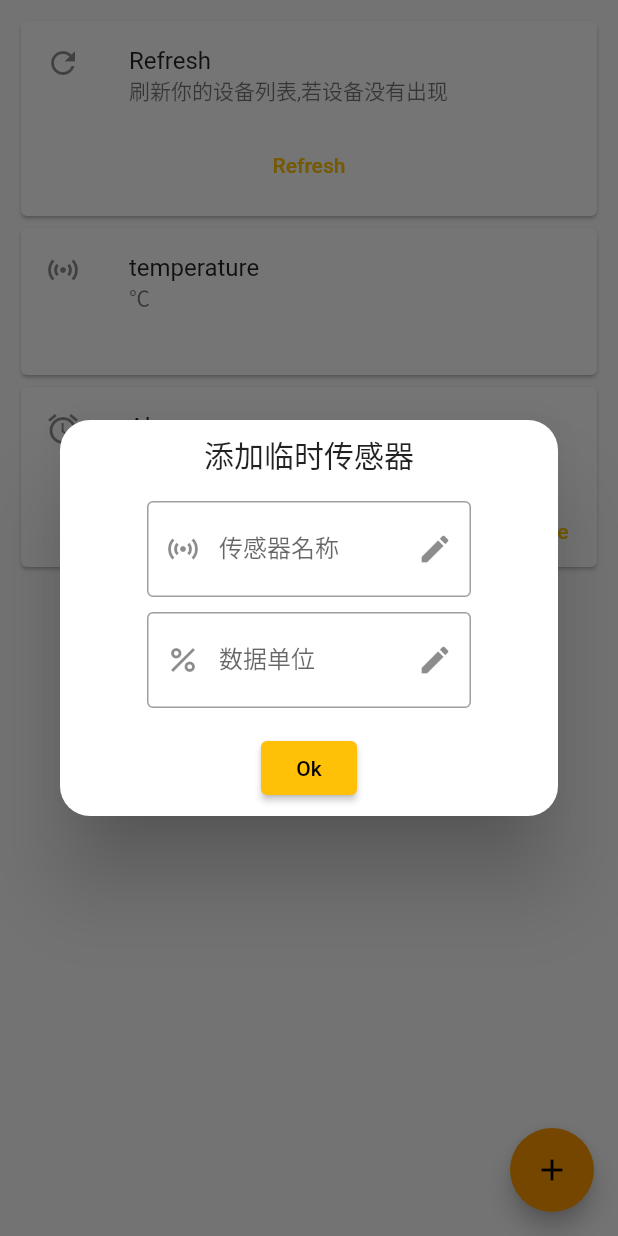
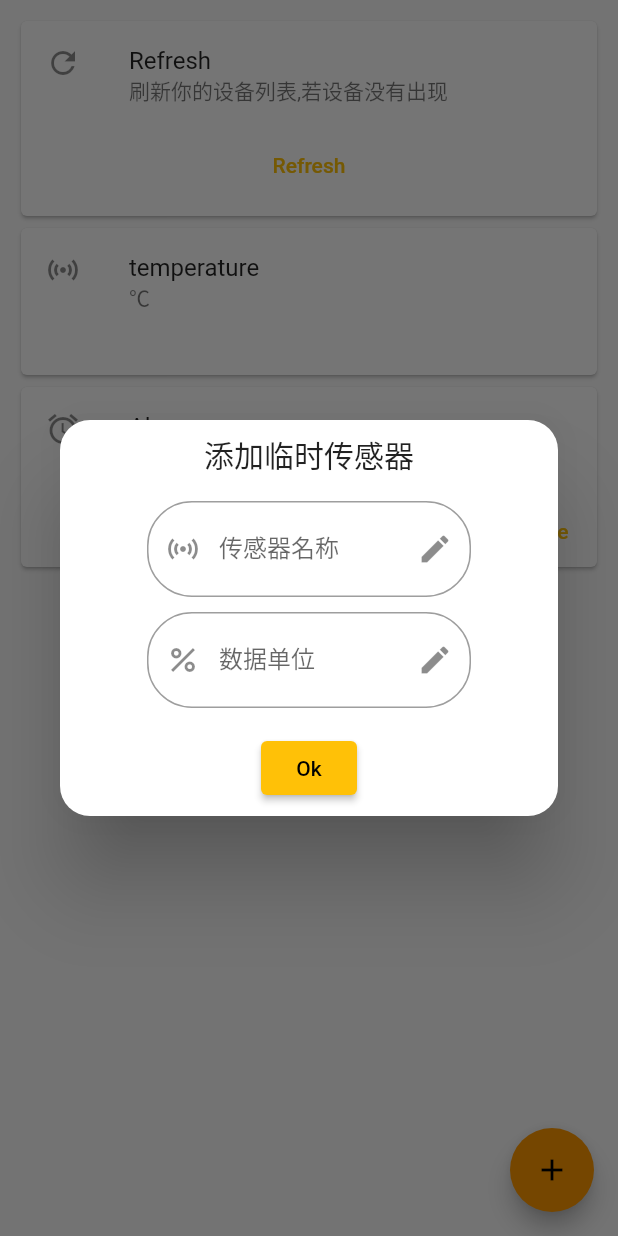
Before and after one commit to Wh0rigin/GraduationProject-Android, a Flutter app: the SensorPage screen opened directly with empty values, after a tap on the "add" icon, on a phone screen of 412 x 824 dp. Run offline on Flutter 3.47's test engine with Material 2 defaults, Android fonts, the phone set to English and light mode, and no system bars; our stand-ins replace dio, flutter_login, get, yaml.

```diff
--- a/lib/pages/main/SensorPage.dart
+++ b/lib/pages/main/SensorPage.dart
@@ -88,11 +88,14 @@ class _SensorPageState extends State<SensorPage> {
                         children: [
                           TextField(
                             decoration: const InputDecoration(
-                                labelText: "传感器名称",
-                                hintText: "请输入传感器名称",
-                                prefixIcon: Icon(Icons.sensors),
-                                suffixIcon: Icon(Icons.edit),
-                                border: OutlineInputBorder()),
+                              labelText: "传感器名称",
+                              hintText: "请输入传感器名称",
+                              prefixIcon: Icon(Icons.sensors),
+                              suffixIcon: Icon(Icons.edit),
+                              border: OutlineInputBorder(
+                                  borderRadius:
+                                      BorderRadius.all(Radius.circular(30))),
+                            ),
                             onChanged: (value) =>
                                 {sensorName = value.toString()},
                           ),
@@ -105,14 +108,14 @@ class _SensorPageState extends State<SensorPage> {
                                 hintText: "请输入数据单位",
                                 prefixIcon: Icon(Icons.percent),
                                 suffixIcon: Icon(Icons.edit),
-                                border: OutlineInputBorder()),
+                                border: OutlineInputBorder(
+                                    borderRadius:
+                                        BorderRadius.all(Radius.circular(30)))),
                             onChanged: (value) =>
                                 {sensorUnit = value.toString()},
                           ),
                         ])),
               ).whenComplete(() {
-                setState(() {});
-              }).catchError(() {
                 setState(() {});
               });
             });
```
